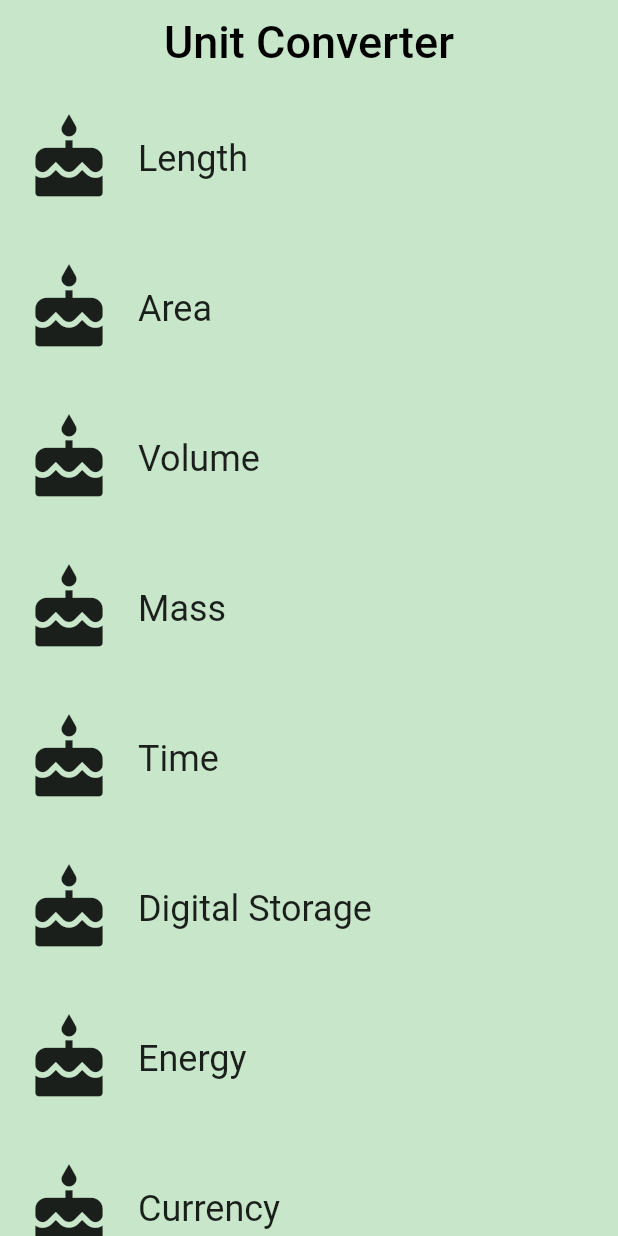
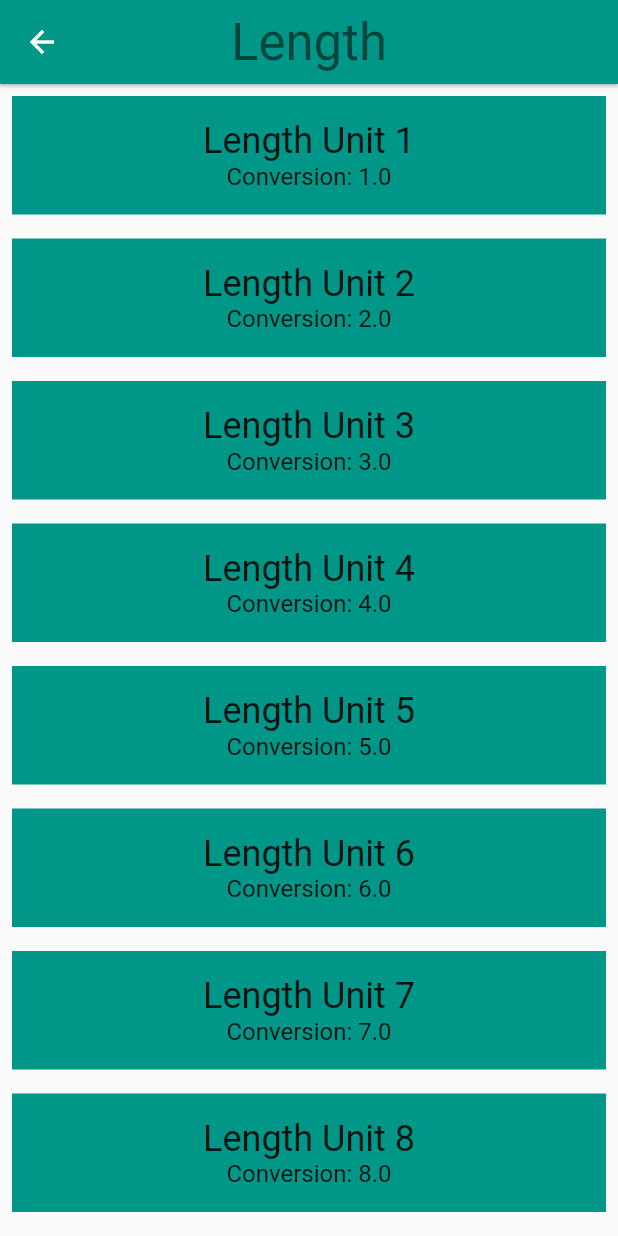
Before and after one commit to muhrahmatullah/exploring-flutter, a Flutter app: the screen it shows after launch, after a tap on "Length", on a phone screen of 412 x 824 dp. Run offline on Flutter 3.47's test engine with Material 2 defaults, Android fonts, the phone set to English and light mode, and no system bars.

Commit message:
finish task navigation

```diff
--- a/lib/category.dart
+++ b/lib/category.dart
@@ -5,36 +5,69 @@
 // To keep your imports tidy, follow the ordering guidelines at
 // https://www.dartlang.org/guides/language/effective-dart/style#ordering
 import 'package:flutter/material.dart';
+// @required is defined in the meta.dart package
+import 'package:meta/meta.dart';
+
+import 'package:flutter_app_sample/converter_route.dart';
+import 'package:flutter_app_sample/unit.dart';
+
+// We use an underscore to indicate that these variables are private.
+// See https://www.dartlang.org/guides/language/effective-dart/design#libraries
+final _rowHeight = 100.0;
+final _borderRadius = BorderRadius.circular(_rowHeight / 2);
 
 /// A custom [Category] widget.
 ///
 /// The widget is composed on an [Icon] and [Text]. Tapping on the widget shows
 /// a colored [InkWell] animation.
-///
-///
+class Category extends StatelessWidget {
+  final String name;
+  final ColorSwatch color;
+  final IconData iconLocation;
+  final List<Unit> units;
 
-final _rowHeight = 100.0;
-final _borderRadius = BorderRadius.circular(_rowHeight / 2);
-
-class Category extends StatelessWidget {
   /// Creates a [Category].
   ///
   /// A [Category] saves the name of the Category (e.g. 'Length'), its color for
   /// the UI, and the icon that represents it (e.g. a ruler).
-  // TODO: You'll need the name, color, and iconLocation from main.dart
-  final String name;
-  final ColorSwatch color;
-  final IconData icon;
-  const Category(
-      {Key key,
-      @required this.name,
-      @required this.color,
-      @required this.icon
-      }): assert(name != null),
+  // While the @required checks for whether a named parameter is passed in,
+  // it doesn't check whether the object passed in is null. We check that
+  // in the assert statement.
+  const Category({
+    Key key,
+    @required this.name,
+    @required this.color,
+    @required this.iconLocation,
+    @required this.units,
+  })  : assert(name != null),
         assert(color != null),
-        assert(icon != null),
+        assert(iconLocation != null),
+        assert(units != null),
         super(key: key);
 
+  /// Navigates to the [ConverterRoute].
+  void _navigateToConverter(BuildContext context) {
+    Navigator.of(context).push(MaterialPageRoute<Null>(
+      builder: (BuildContext context) {
+        return Scaffold(
+          appBar: AppBar(
+            elevation: 1.0,
+            title: Text(
+              name,
+              style: Theme.of(context).textTheme.display1,
+            ),
+            centerTitle: true,
+            backgroundColor: color,
+          ),
+          body: ConverterRoute(
+            color: color,
+            name: name,
+            units: units,
+          ),
+        );
+      },
+    ));
+  }
 
   /// Builds a custom widget that shows [Category] information.
   ///
@@ -45,8 +78,6 @@ class Category extends StatelessWidget {
   // Theme ancestor in the tree. Below, we obtain the display1 text theme.
   // See https://docs.flutter.io/flutter/material/Theme-class.html
   Widget build(BuildContext context) {
-    // TODO: Build the custom widget here, referring to the Specs.
-
     return Material(
       color: Colors.transparent,
       child: Container(
@@ -55,22 +86,24 @@ class Category extends StatelessWidget {
           borderRadius: _borderRadius,
           highlightColor: color,
           splashColor: color,
-          onTap: () {
-            print('I am tapped');
-          },
+          // We can use either the () => function() or the () { function(); }
+          // syntax.
+          onTap: () => _navigateToConverter(context),
           child: Padding(
             padding: EdgeInsets.all(8.0),
             child: Row(
               crossAxisAlignment: CrossAxisAlignment.stretch,
-              children: <Widget>[
+              // There are two ways to denote a list: `[]` and `List()`.
+              // Prefer to use the literal syntax, i.e. `[]`, instead of `List()`.
+              // You can add the type argument if you'd like, i.e. <Widget>[].
+              // See https://www.dartlang.org/guides/language/effective-dart/usage#do-use-collection-literals-when-possible
+              children: [
                 Padding(
-                  padding: EdgeInsets.only(right: 16.0),
-                  child: icon != null
-                      ? Icon(
-                          icon,
-                          size: 60.0,
-                        )
-                      : Icon(Icons.cake),
+                  padding: EdgeInsets.all(16.0),
+                  child: Icon(
+                    iconLocation,
+                    size: 60.0,
+                  ),
                 ),
                 Center(
                   child: Text(
@@ -78,7 +111,7 @@ class Category extends StatelessWidget {
                     textAlign: TextAlign.center,
                     style: Theme.of(context).textTheme.headline,
                   ),
-                )
+                ),
               ],
             ),
           ),
--- a/lib/category_route.dart
+++ b/lib/category_route.dart
@@ -4,11 +4,9 @@
 
 import 'package:flutter/material.dart';
 
-// TODO: Check if we need to import anything
+import 'package:flutter_app_sample/category.dart';
+import 'package:flutter_app_sample/unit.dart';
 
-import 'package:flutter_app_sample/category.dart';
-
-// TODO: Define any constants
 final _backgroundColor = Colors.green[100];
 
 /// Category Route (screen).
@@ -43,26 +41,44 @@ class CategoryRoute extends StatelessWidget {
     Colors.red,
   ];
 
+  /// Makes the correct number of rows for the list view.
+  ///
+  /// For portrait, we use a [ListView].
+  Widget _buildCategoryWidgets(List<Widget> categories) {
+    return ListView.builder(
+      itemBuilder: (BuildContext context, int index) => categories[index],
+      itemCount: categories.length,
+    );
+  }
+
+  /// Returns a list of mock [Unit]s.
+  List<Unit> _retrieveUnitList(String categoryName) {
+    return List.generate(10, (int i) {
+      i += 1;
+      return Unit(
+        name: '$categoryName Unit $i',
+        conversion: i.toDouble(),
+      );
+    });
+  }
+
   @override
   Widget build(BuildContext context) {
-    // TODO: Create a list of the eight Categories, using the names and colors
-    // from above. Use a placeholder icon, such as `Icons.cake` for each
-    // Category. We'll add custom icons later.
-
     final categories = <Category>[];
 
     for (var i = 0; i < _categoryNames.length; i++) {
       categories.add(Category(
         name: _categoryNames[i],
         color: _baseColors[i],
-        icon: Icons.cake,
+        iconLocation: Icons.cake,
+        units: _retrieveUnitList(_categoryNames[i]),
       ));
     }
 
     final listView = Container(
       color: _backgroundColor,
       padding: EdgeInsets.symmetric(horizontal: 8.0),
-      child: _buildCategoryWidgets(categories, context),
+      child: _buildCategoryWidgets(categories),
     );
 
     final appBar = AppBar(
@@ -83,26 +99,4 @@ class CategoryRoute extends StatelessWidget {
       body: listView,
     );
   }
-
-  /// Makes the correct number of rows for the list view.
-  ///
-  /// For portrait, we construct a [ListView] from the list of category widgets.
-  /// For landscape, we construct a [GridView] with two collumn
-  ///
-  /// To check the device orientation we use MediaQuery which need context, thats
-  /// why we passed extra param context for it
-  Widget _buildCategoryWidgets(List<Widget> categories, BuildContext context) {
-    if (MediaQuery.of(context).orientation == Orientation.portrait) {
-      return ListView.builder(
-        itemBuilder: (BuildContext context, int index) => categories[index],
-        itemCount: categories.length,
-      );
-    } else {
-      return GridView.count(
-        crossAxisCount: 2,
-        childAspectRatio: 3,
-        children: categories,
-      );
-    }
-  }
 }
--- /dev/null
+++ b/lib/converter_route.dart
@@ -0,0 +1,62 @@
+// Copyright 2018 The Chromium Authors. All rights reserved.
+// Use of this source code is governed by a BSD-style license that can be
+// found in the LICENSE file.
+
+import 'package:flutter/material.dart';
+import 'package:meta/meta.dart';
+
+import 'package:flutter_app_sample/unit.dart';
+
+/// Converter screen where users can input amounts to convert.
+///
+/// Currently, it just displays a list of mock units.
+///
+/// While it is named ConverterRoute, a more apt name would be ConverterScreen,
+/// because it is responsible for the UI at the route's destination.
+class ConverterRoute extends StatelessWidget {
+  /// This [Category]'s name.
+  final String name;
+
+  /// Color for this [Category].
+  final Color color;
+
+  /// Units for this [Category].
+  final List<Unit> units;
+
+  /// This [ConverterRoute] requires the name, color, and units to not be null.
+  const ConverterRoute({
+    @required this.name,
+    @required this.color,
+    @required this.units,
+  })  : assert(name != null),
+        assert(color != null),
+        assert(units != null);
+
+  @override
+  Widget build(BuildContext context) {
+    // Here is just a placeholder for a list of mock units
+    final unitWidgets = units.map((Unit unit) {
+      return Container(
+        color: color,
+        margin: EdgeInsets.all(8.0),
+        padding: EdgeInsets.all(16.0),
+        child: Column(
+          children: <Widget>[
+            Text(
+              unit.name,
+              style: Theme.of(context).textTheme.headline,
+            ),
+            Text(
+              'Conversion: ${unit.conversion}',
+              style: Theme.of(context).textTheme.subhead,
+            ),
+          ],
+        ),
+      );
+    }).toList();
+
+    return ListView(
+      children: unitWidgets,
+    );
+  }
+}
--- /dev/null
+++ b/lib/unit.dart
@@ -0,0 +1,27 @@
+// Copyright 2018 The Chromium Authors. All rights reserved.
+// Use of this source code is governed by a BSD-style license that can be
+// found in the LICENSE file.
+
+import 'package:meta/meta.dart';
+
+/// Information about a [Unit].
+class Unit {
+  final String name;
+  final double conversion;
+
+  /// A [Unit] stores its name and conversion factor.
+  ///
+  /// An example would be 'Meter' and '1.0'.
+  const Unit({
+    @required this.name,
+    @required this.conversion,
+  })  : assert(name != null),
+        assert(conversion != null);
+
+  /// Creates a [Unit] from a JSON object.
+  Unit.fromJson(Map jsonMap)
+      : assert(jsonMap['name'] != null),
+        assert(jsonMap['conversion'] != null),
+        name = jsonMap['name'],
+        conversion = jsonMap['conversion'].toDouble();
+}
```
